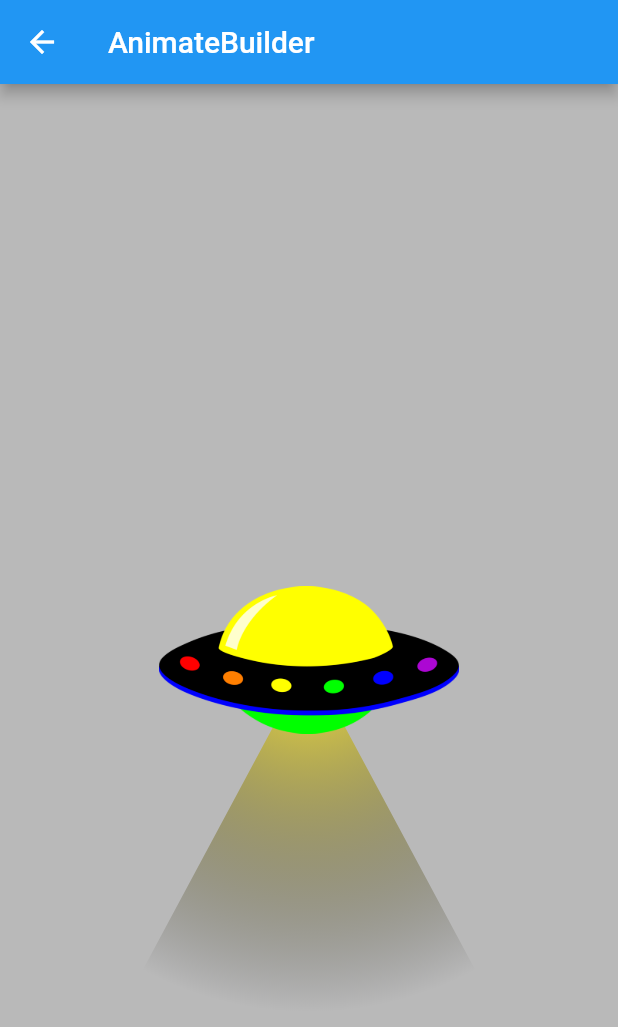
After one commit to FelixZhang00/flutter_learning, a Flutter app: the AnimateBuilderPage screen opened by its route, on a phone screen of 412 x 824 dp. The commit adds this screen. Shown: the top 1027 px of the screen. Run offline on Flutter 3.47's test engine with Material 2 defaults, Android fonts, the phone set to English and light mode, and no system bars.

Commit message:
AnimateBuilder

```diff
--- /dev/null
+++ b/lib/animate/animate_builder_page.dart
@@ -0,0 +1,91 @@
+import 'package:flutter/material.dart';
+import 'package:flutter/widgets.dart';
+
+class AnimateBuilderPage extends StatelessWidget {
+  @override
+  Widget build(BuildContext context) {
+    return Scaffold(
+        appBar: AppBar(
+          title: Text("AnimateBuilder"),
+        ),
+        body: Container(
+          child: AnimateBuildDemoWidget(),
+        ));
+  }
+}
+
+class AnimateBuildDemoWidget extends StatefulWidget {
+  @override
+  _AnimateBuildDemoWidgetState createState() => _AnimateBuildDemoWidgetState();
+}
+
+class _AnimateBuildDemoWidgetState extends State<AnimateBuildDemoWidget>
+    with SingleTickerProviderStateMixin {
+  AnimationController _animationController;
+
+  @override
+  void initState() {
+    super.initState();
+    _animationController =
+        AnimationController(duration: const Duration(seconds: 5), vsync: this)
+          ..repeat();
+  }
+
+  @override
+  void dispose() {
+    _animationController.dispose();
+    super.dispose();
+  }
+
+  @override
+  Widget build(BuildContext context) {
+    return Stack(
+      alignment: AlignmentDirectional.center,
+      children: <Widget>[
+        Container(
+          color: Colors.black26,
+        ),
+        AnimatedBuilder(
+            animation: _animationController,
+            builder: (_, __) {
+              return ClipPath(
+                clipper: const BeamClipper(),
+                child: Container(
+                  height: 1000,
+                  decoration: BoxDecoration(
+                      gradient: RadialGradient(
+                          radius: 1.5,
+                          colors: [Colors.yellow, Colors.transparent],
+                          stops: [0, _animationController.value])),
+                ),
+              );
+            }),
+        Container(
+          width: 200,
+          height: 100,
+          child: Image.asset("assets/ufo.png"),
+        )
+      ],
+    );
+  }
+}
+
+class BeamClipper extends CustomClipper<Path> {
+  const BeamClipper();
+
+  @override
+  Path getClip(Size size) {
+    return Path()
+      ..lineTo(size.width / 2, size.height / 2)
+      ..lineTo(size.width, size.height)
+      ..lineTo(0, size.height)
+      ..lineTo(size.width / 2, size.height / 2)
+      ..close();
+  }
+
+  @override
+  bool shouldReclip(CustomClipper<Path> oldClipper) {
+    //Return false always because we always clip the same area.
+    return false;
+  }
+}
--- a/lib/animate/animate_page.dart
+++ b/lib/animate/animate_page.dart
@@ -26,6 +26,10 @@ class AnimatePage extends StatelessWidget {
           ListTile(
             title: Text("Transition widgets"),
             onTap: ()=> Navigator.of(context).pushNamed("animate_transition"),
+          ),
+          ListTile(
+            title: Text("Animate Builder"),
+            onTap: ()=> Navigator.of(context).pushNamed("animate_builder"),
           )
         ],
       ),
--- a/lib/main.dart
+++ b/lib/main.dart
@@ -1,5 +1,6 @@
 import 'package:flutter/material.dart';
 
+import 'animate/animate_builder_page.dart';
 import 'animate/animate_implicit_page.dart';
 import 'animate/animate_page.dart';
 import 'animate/animate_transition_page.dart';
@@ -38,6 +39,7 @@ class MyApp extends StatelessWidget {
         "animate_tween":(_)=> AnimateTweenPage(),
         "animate_tween_colorfilter":(_)=> AnimateTweenColorFilterPage(),
         "animate_transition" : (_)=> AnimateTransitionPage(),
+        "animate_builder" : (_)=> AnimateBuilderPage(),
       },
       home: HomePage(),
     );
--- a/pubspec.yaml
+++ b/pubspec.yaml
@@ -78,3 +78,4 @@ flutter:
   assets:
     - assets/ic_saturn.png
     - assets/sun.png
+    - assets/ufo.png
```
Also changed, not shown: assets/ufo.png (added).
